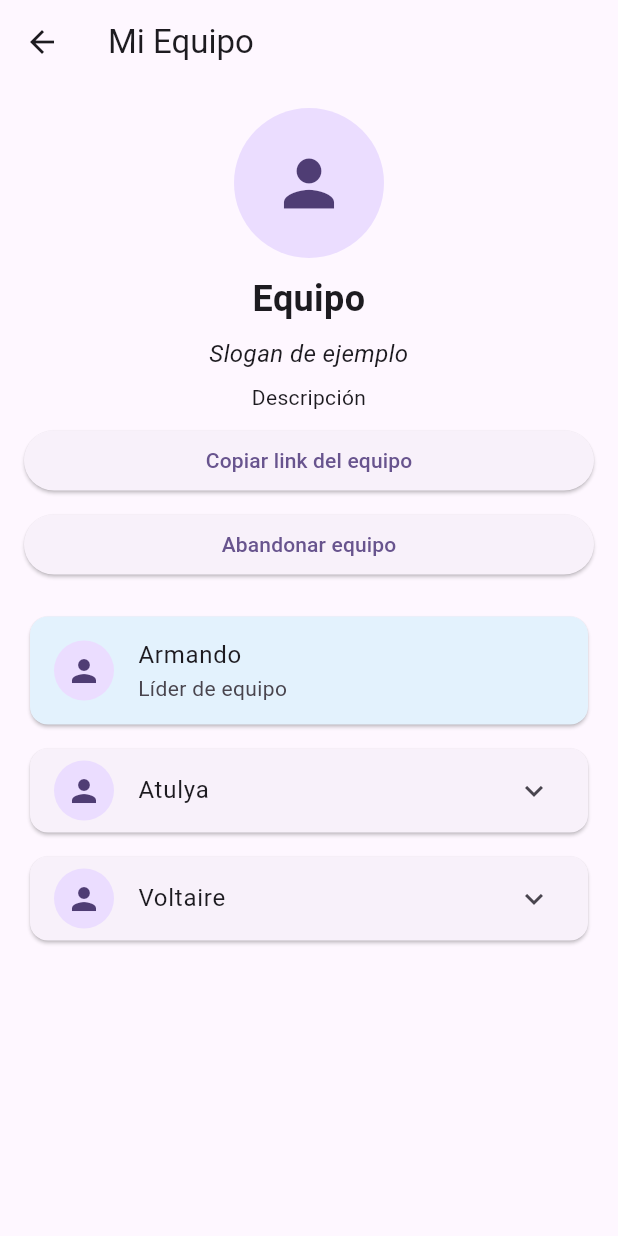
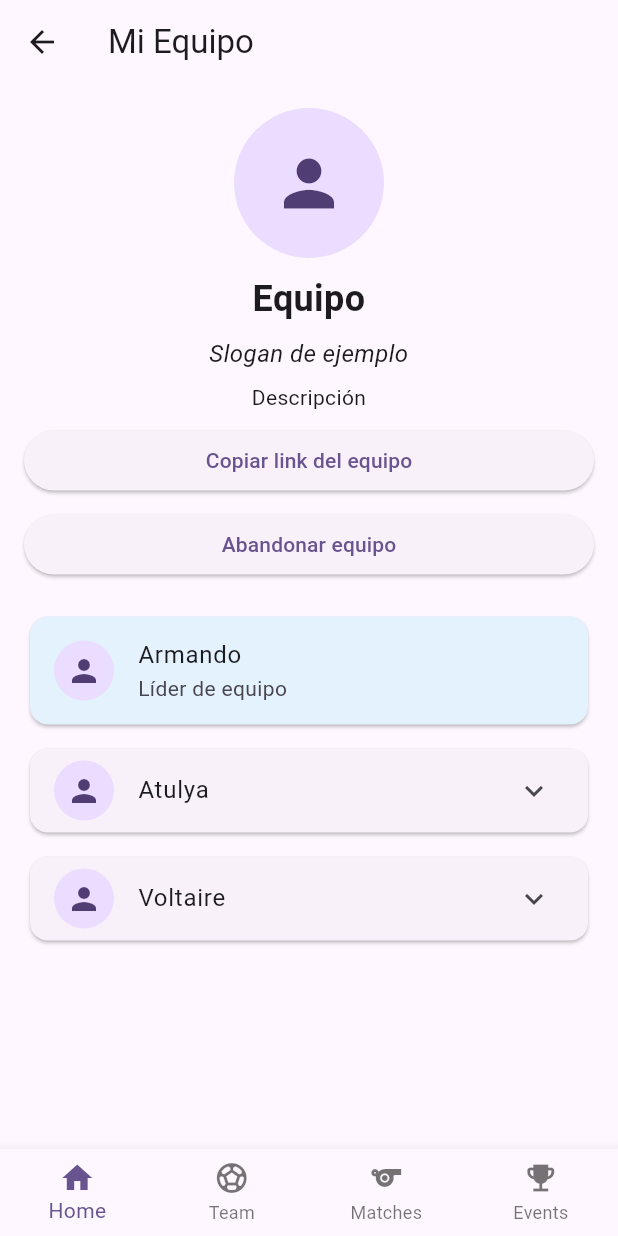
Before and after one commit to alejandrons/uncotejo_app, a Flutter app: the screen it shows after launch, after a tap on "Mi Equipo", on a phone screen of 412 x 824 dp. Run offline on Flutter 3.47's test engine with Material 3 defaults, Android fonts, the phone set to English and light mode, and no system bars; our stand-ins replace flutter_dotenv, shared_preferences; network calls fail.

Commit message:
Replace BottomNavigation with HomePage as the initial route; update BottomNavigation widget to simplify navigation structure

```diff
--- a/uncotejo_front/lib/features/home/presentation/home_page.dart
+++ b/uncotejo_front/lib/features/home/presentation/home_page.dart
@@ -1,5 +1,6 @@
 import 'package:flutter/material.dart';
 import '../../../shared/widgets/primary_button.dart';
+import '../../../shared/widgets/bottom_navigation.dart';
 
 class HomePage extends StatelessWidget {
   const HomePage({super.key});
@@ -30,6 +31,7 @@ class HomePage extends StatelessWidget {
           ],
         ),
       ),
+      bottomNavigationBar: const BottomNavigation(),
     );
   }
 }
--- a/uncotejo_front/lib/features/team_view/presentation/team_screen.dart
+++ b/uncotejo_front/lib/features/team_view/presentation/team_screen.dart
@@ -1,6 +1,7 @@
 import 'package:flutter/material.dart';
 import 'widgets/team_member_list.dart';
 import 'package:uncotejo_front/shared/widgets/custom_widgets.dart';
+import 'package:uncotejo_front/shared/widgets/bottom_navigation.dart';
 
 class TeamScreen extends StatefulWidget {
   const TeamScreen({super.key});
@@ -104,6 +105,7 @@ class _TeamScreenState extends State<TeamScreen> {
           ],
         ),
       ),
+      bottomNavigationBar: const BottomNavigation(),
     );
   }
 }
--- a/uncotejo_front/lib/main.dart
+++ b/uncotejo_front/lib/main.dart
@@ -1,11 +1,11 @@
 import 'package:flutter/material.dart';
 import 'package:flutter_dotenv/flutter_dotenv.dart';
 import 'package:provider/provider.dart';
+import 'package:uncotejo_front/features/home/presentation/home_page.dart';
 import 'features/match/aplication/provider/match_provider.dart';
 import 'features/team_view/presentation/team_screen.dart';
 import 'features/match/presentation/create_match_page.dart';
 import 'shared/utils/auth_mock.dart';
-import 'shared/widgets/bottom_navigation.dart';
 
 void main() async {
   WidgetsFlutterBinding.ensureInitialized();
@@ -34,7 +34,7 @@
       title: 'Uncotejo',
       initialRoute: '/',
       routes: {
-        '/': (context) => const BottomNavigation(),
+        '/': (context) => const HomePage(),
         '/create-match': (context) => const CreateMatchPage(),
         '/my-team': (context) => const TeamScreen(),
       },
--- a/uncotejo_front/lib/shared/widgets/bottom_navigation.dart
+++ b/uncotejo_front/lib/shared/widgets/bottom_navigation.dart
@@ -1,43 +1,16 @@
 import 'package:flutter/material.dart';
-import 'package:uncotejo_front/features/home/presentation/home_page.dart';
-import 'package:uncotejo_front/features/team_view/presentation/team_screen.dart';
 
 class BottomNavigation extends StatefulWidget {
   const BottomNavigation({super.key});
 
   @override
-  BottomNavigationState createState() => BottomNavigationState();
+  _BottomNavigationState createState() => _BottomNavigationState();
 }
 
-class BottomNavigationState extends State<BottomNavigation> {
-  int _selectedIndex = 0;
-  final PageController _pageController = PageController();
-
-  void _onItemTapped(int index) {
-    setState(() {
-      _selectedIndex = index;
-    });
-    _pageController.jumpToPage(index);
-  }
-
+class _BottomNavigationState extends State<BottomNavigation> {
   @override
   Widget build(BuildContext context) {
-    return Scaffold(
-      body: PageView(
-        controller: _pageController,
-        onPageChanged: (index) {
-          setState(() {
-            _selectedIndex = index;
-          });
-        },
-        children: const [
-          HomePage(),
-          TeamScreen(),
-          Placeholder(), // Placeholder for the third screen
-          Placeholder(), // Placeholder for the fourth screen
-        ],
-      ),
-      bottomNavigationBar: BottomNavigationBar(
+    return BottomNavigationBar(
       type: BottomNavigationBarType.fixed,
       items: const [
         BottomNavigationBarItem(
@@ -50,18 +23,13 @@ class BottomNavigationState extends State<BottomNavigation> {
         ),
         BottomNavigationBarItem(
           icon: Icon(Icons.sports),
-            label: 'Sports',
+          label: 'Matches',
         ),
         BottomNavigationBarItem(
           icon: Icon(Icons.emoji_events),
           label: 'Events',
         ),
       ],
-        currentIndex: _selectedIndex,
-        selectedItemColor: Colors.amber[800],
-        unselectedItemColor: Colors.grey,
-        onTap: _onItemTapped,
-      ),
     );
   }
 }
```
Lines whose indentation alone changed are shown as unchanged.
